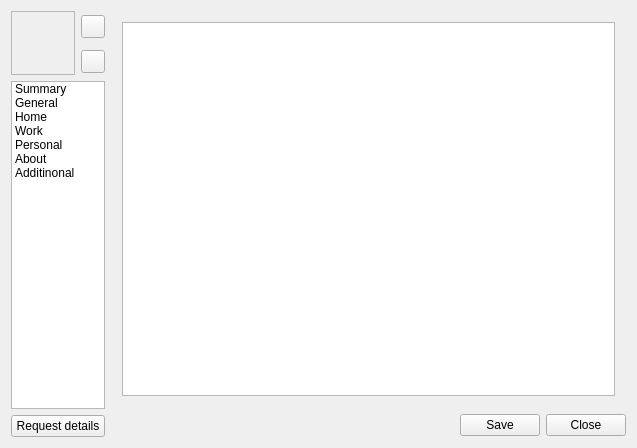
Qt form plugins/icq/userinformation.ui (Winand/mqutim) before a commit.
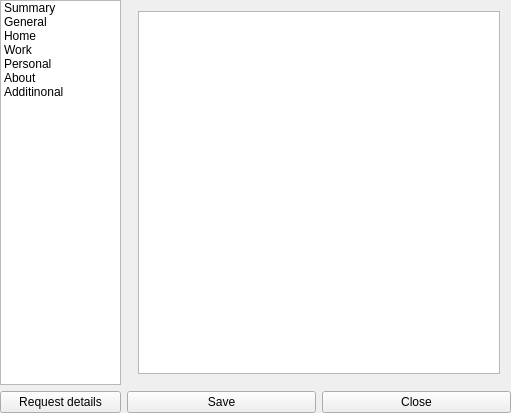
The same form after that commit. The open tabs and pages were chosen to show the change. Icons and pictures are not drawn.

```diff
--- a/plugins/icq/userinformation.ui
+++ b/plugins/icq/userinformation.ui
@@ -1,38 +1,135 @@
 <ui version="4.0" >
  <class>userInformationClass</class>
- <widget class="QWidget" name="userInformationClass" >
-  <property name="geometry" >
+ <widget class="QWidget" name="userInformationClass">
+  <property name="geometry">
    <rect>
     <x>0</x>
     <y>0</y>
-    <width>637</width>
-    <height>448</height>
+    <width>511</width>
+    <height>413</height>
    </rect>
   </property>
   <property name="windowTitle" >
    <string>userInformation</string>
   </property>
-  <layout class="QGridLayout" name="gridLayout" >
-   <item rowspan="4" row="0" column="2" >
-    <layout class="QVBoxLayout" name="verticalLayout" >
-     <item>
-      <widget class="QStackedWidget" name="detailsStackedWidget" >
-       <property name="currentIndex" >
+  <layout class="QGridLayout" name="gridLayout">
+   <property name="margin">
         <number>0</number>
        </property>
-       <widget class="QWidget" name="page" >
-        <property name="geometry" >
-         <rect>
-          <x>0</x>
-          <y>0</y>
-          <width>482</width>
-          <height>393</height>
-         </rect>
-        </property>
-        <layout class="QGridLayout" >
-         <item row="0" column="0" >
-          <widget class="QLabel" name="summaryLabel" >
-           <property name="frameShape" >
+   <item row="0" column="0" colspan="2">
+    <widget class="QListWidget" name="infoListWidget">
+     <property name="maximumSize">
+      <size>
+       <width>130</width>
+       <height>16777215</height>
+      </size>
+     </property>
+     <property name="showDropIndicator" stdset="0">
+      <bool>false</bool>
+     </property>
+     <item>
+      <property name="text">
+       <string>Summary</string>
+      </property>
+      <property name="icon">
+       <iconset>
+        <normaloff>:/icons/crystal_project/summary.png</normaloff>:/icons/crystal_project/summary.png</iconset>
+      </property>
+     </item>
+     <item>
+      <property name="text">
+       <string>General</string>
+      </property>
+      <property name="icon">
+       <iconset>
+        <normaloff>:/icons/crystal_project/general.png</normaloff>:/icons/crystal_project/general.png</iconset>
+      </property>
+     </item>
+     <item>
+      <property name="text">
+       <string>Home</string>
+      </property>
+      <property name="icon">
+       <iconset>
+        <normaloff>:/icons/crystal_project/home.png</normaloff>:/icons/crystal_project/home.png</iconset>
+      </property>
+     </item>
+     <item>
+      <property name="text">
+       <string>Work</string>
+      </property>
+      <property name="icon">
+       <iconset>
+        <normaloff>:/icons/crystal_project/work.png</normaloff>:/icons/crystal_project/work.png</iconset>
+      </property>
+     </item>
+     <item>
+      <property name="text">
+       <string>Personal</string>
+      </property>
+      <property name="icon">
+       <iconset>
+        <normaloff>:/icons/crystal_project/personal.png</normaloff>:/icons/crystal_project/personal.png</iconset>
+      </property>
+     </item>
+     <item>
+      <property name="text">
+       <string>About</string>
+      </property>
+      <property name="icon">
+       <iconset>
+        <normaloff>:/icons/crystal_project/about.png</normaloff>:/icons/crystal_project/about.png</iconset>
+      </property>
+     </item>
+     <item>
+      <property name="text">
+       <string>Additinonal</string>
+      </property>
+      <property name="icon">
+       <iconset>
+        <normaloff>:/icons/crystal_project/additional.png</normaloff>:/icons/crystal_project/additional.png</iconset>
+      </property>
+     </item>
+    </widget>
+   </item>
+   <item row="2" column="0" colspan="2">
+    <widget class="QPushButton" name="requestButton">
+     <property name="minimumSize">
+      <size>
+       <width>0</width>
+       <height>0</height>
+      </size>
+     </property>
+     <property name="text">
+      <string>Request details</string>
+     </property>
+     <property name="icon">
+      <iconset>
+       <normaloff>:/icons/crystal_project/request.png</normaloff>:/icons/crystal_project/request.png</iconset>
+     </property>
+    </widget>
+   </item>
+   <item row="2" column="2">
+    <widget class="QPushButton" name="saveButton">
+     <property name="text">
+      <string>Save</string>
+     </property>
+     <property name="icon">
+      <iconset>
+       <normaloff>:/icons/crystal_project/save_all.png</normaloff>:/icons/crystal_project/save_all.png</iconset>
+     </property>
+    </widget>
+   </item>
+   <item row="0" column="2" colspan="2">
+    <widget class="QStackedWidget" name="detailsStackedWidget">
+     <property name="currentIndex">
+      <number>4</number>
+     </property>
+     <widget class="QWidget" name="page">
+      <layout class="QGridLayout">
+       <item row="0" column="0">
+        <widget class="QLabel" name="summaryLabel">
+         <property name="frameShape">
             <enum>QFrame::StyledPanel</enum>
            </property>
            <property name="text" >
@@ -1047,27 +1144,19 @@
          </item>
         </layout>
        </widget>
-       <widget class="QWidget" name="page_6" >
-        <property name="geometry" >
-         <rect>
-          <x>0</x>
-          <y>0</y>
-          <width>484</width>
-          <height>393</height>
-         </rect>
-        </property>
-        <layout class="QGridLayout" >
-         <item row="0" column="0" >
-          <widget class="QTextEdit" name="aboutEdit" >
-           <property name="readOnly" >
+     <widget class="QWidget" name="page_6">
+      <layout class="QGridLayout">
+       <item row="0" column="0">
+        <widget class="QTextEdit" name="aboutEdit">
+         <property name="readOnly">
             <bool>false</bool>
            </property>
-           <property name="html" >
-            <string>&lt;!DOCTYPE HTML PUBLIC "-//W3C//DTD HTML 4.0//EN" "http://www.w3.org/TR/REC-html40/strict.dtd">
-&lt;html>&lt;head>&lt;meta name="qrichtext" content="1" />&lt;style type="text/css">
+         <property name="html">
+          <string>&lt;!DOCTYPE HTML PUBLIC &quot;-//W3C//DTD HTML 4.0//EN&quot; &quot;http://www.w3.org/TR/REC-html40/strict.dtd&quot;&gt;
+&lt;html&gt;&lt;head&gt;&lt;meta name=&quot;qrichtext&quot; content=&quot;1&quot; /&gt;&lt;style type=&quot;text/css&quot;&gt;
 p, li { white-space: pre-wrap; }
-&lt;/style>&lt;/head>&lt;body style=" font-family:'Verdana'; font-size:9pt; font-weight:400; font-style:normal;">
-&lt;p style="-qt-paragraph-type:empty; margin-top:0px; margin-bottom:0px; margin-left:0px; margin-right:0px; -qt-block-indent:0; text-indent:0px;">&lt;/p>&lt;/body>&lt;/html></string>
+&lt;/style&gt;&lt;/head&gt;&lt;body style=&quot; font-family:'Sans Serif'; font-size:9pt; font-weight:400; font-style:normal;&quot;&gt;
+&lt;p style=&quot;-qt-paragraph-type:empty; margin-top:0px; margin-bottom:0px; margin-left:0px; margin-right:0px; -qt-block-indent:0; text-indent:0px; font-family:'Verdana';&quot;&gt;&lt;/p&gt;&lt;/body&gt;&lt;/html&gt;</string>
            </property>
           </widget>
          </item>
@@ -1142,35 +1231,9 @@
        </widget>
       </widget>
      </item>
-     <item>
-      <layout class="QHBoxLayout" name="horizontalLayout" >
-       <item>
-        <spacer>
-         <property name="orientation" >
-          <enum>Qt::Horizontal</enum>
-         </property>
-         <property name="sizeHint" stdset="0" >
-          <size>
-           <width>268</width>
-           <height>24</height>
-          </size>
-         </property>
-        </spacer>
-       </item>
-       <item>
-        <widget class="QPushButton" name="saveButton" >
-         <property name="text" >
-          <string>Save</string>
-         </property>
-         <property name="icon" >
-          <iconset resource="../../../qutim.qrc" >
-           <normaloff>:/icons/crystal_project/save_all.png</normaloff>:/icons/crystal_project/save_all.png</iconset>
-         </property>
-        </widget>
-       </item>
-       <item>
-        <widget class="QPushButton" name="closeButton" >
-         <property name="text" >
+   <item row="2" column="3">
+    <widget class="QPushButton" name="closeButton">
+     <property name="text">
           <string>Close</string>
          </property>
          <property name="icon" >
@@ -1180,155 +1243,9 @@
         </widget>
        </item>
       </layout>
-     </item>
-    </layout>
-   </item>
-   <item rowspan="2" row="0" column="0" >
-    <widget class="QLabel" name="pictureLabel" >
-     <property name="minimumSize" >
-      <size>
-       <width>64</width>
-       <height>64</height>
-      </size>
-     </property>
-     <property name="maximumSize" >
-      <size>
-       <width>64</width>
-       <height>64</height>
-      </size>
-     </property>
-     <property name="frameShape" >
-      <enum>QFrame::StyledPanel</enum>
-     </property>
-     <property name="text" >
-      <string/>
-     </property>
-     <property name="alignment" >
-      <set>Qt::AlignCenter</set>
-     </property>
-    </widget>
-   </item>
-   <item row="0" column="1" >
-    <widget class="QToolButton" name="addButton" >
-     <property name="text" >
-      <string/>
-     </property>
-     <property name="icon" >
-      <iconset resource="../../../qutim.qrc" >
-       <normaloff>:/icons/crystal_project/add.png</normaloff>:/icons/crystal_project/add.png</iconset>
-     </property>
-    </widget>
-   </item>
-   <item row="1" column="1" >
-    <widget class="QToolButton" name="removeButton" >
-     <property name="text" >
-      <string/>
-     </property>
-     <property name="icon" >
-      <iconset resource="../../../qutim.qrc" >
-       <normaloff>:/icons/crystal_project/remove.png</normaloff>:/icons/crystal_project/remove.png</iconset>
-     </property>
-    </widget>
-   </item>
-   <item row="2" column="0" colspan="2" >
-    <widget class="QListWidget" name="infoListWidget" >
-     <property name="maximumSize" >
-      <size>
-       <width>130</width>
-       <height>16777215</height>
-      </size>
-     </property>
-     <property name="showDropIndicator" stdset="0" >
-      <bool>false</bool>
-     </property>
-     <item>
-      <property name="text" >
-       <string>Summary</string>
-      </property>
-      <property name="icon" >
-       <iconset resource="../../../qutim.qrc" >
-        <normaloff>:/icons/crystal_project/summary.png</normaloff>:/icons/crystal_project/summary.png</iconset>
-      </property>
-     </item>
-     <item>
-      <property name="text" >
-       <string>General</string>
-      </property>
-      <property name="icon" >
-       <iconset resource="../../../qutim.qrc" >
-        <normaloff>:/icons/crystal_project/general.png</normaloff>:/icons/crystal_project/general.png</iconset>
-      </property>
-     </item>
-     <item>
-      <property name="text" >
-       <string>Home</string>
-      </property>
-      <property name="icon" >
-       <iconset resource="../../../qutim.qrc" >
-        <normaloff>:/icons/crystal_project/home.png</normaloff>:/icons/crystal_project/home.png</iconset>
-      </property>
-     </item>
-     <item>
-      <property name="text" >
-       <string>Work</string>
-      </property>
-      <property name="icon" >
-       <iconset resource="../../../qutim.qrc" >
-        <normaloff>:/icons/crystal_project/work.png</normaloff>:/icons/crystal_project/work.png</iconset>
-      </property>
-     </item>
-     <item>
-      <property name="text" >
-       <string>Personal</string>
-      </property>
-      <property name="icon" >
-       <iconset resource="../../../qutim.qrc" >
-        <normaloff>:/icons/crystal_project/personal.png</normaloff>:/icons/crystal_project/personal.png</iconset>
-      </property>
-     </item>
-     <item>
-      <property name="text" >
-       <string>About</string>
-      </property>
-      <property name="icon" >
-       <iconset resource="../../../qutim.qrc" >
-        <normaloff>:/icons/crystal_project/about.png</normaloff>:/icons/crystal_project/about.png</iconset>
-      </property>
-     </item>
-     <item>
-      <property name="text" >
-       <string>Additinonal</string>
-      </property>
-      <property name="icon" >
-       <iconset resource="../../../qutim.qrc" >
-        <normaloff>:/icons/crystal_project/additional.png</normaloff>:/icons/crystal_project/additional.png</iconset>
-      </property>
-     </item>
-    </widget>
-   </item>
-   <item row="3" column="0" colspan="2" >
-    <widget class="QPushButton" name="requestButton" >
-     <property name="minimumSize" >
-      <size>
-       <width>0</width>
-       <height>0</height>
-      </size>
-     </property>
-     <property name="text" >
-      <string>Request details</string>
-     </property>
-     <property name="icon" >
-      <iconset resource="../../../qutim.qrc" >
-       <normaloff>:/icons/crystal_project/request.png</normaloff>:/icons/crystal_project/request.png</iconset>
-     </property>
-    </widget>
-   </item>
-  </layout>
- </widget>
- <layoutdefault spacing="6" margin="11" />
- <resources>
-  <include location="../../../qutim.qrc" />
- </resources>
+ </widget>
+ <layoutdefault spacing="6" margin="11"/>
+ <resources/>
  <connections>
   <connection>
    <sender>infoListWidget</sender>
```
Left out of the diff: 761 changed lines with no effect on the pictures. Lines whose indentation alone changed are shown as unchanged.
